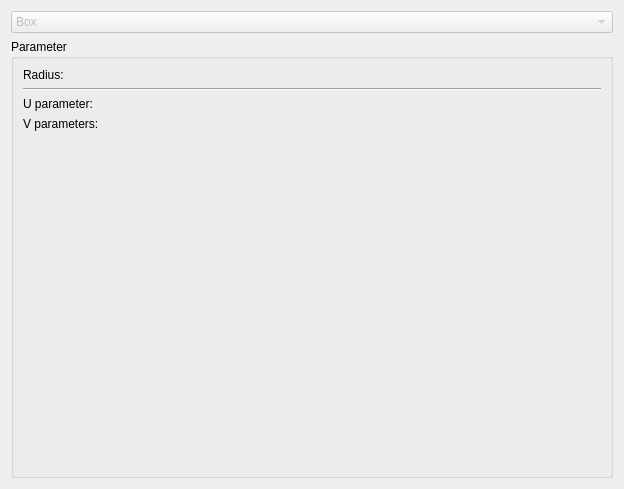
Qt form freecad/chronoConcrete/gui/geometry.ui (Concrete-Chrono-Development/chrono-preprocessor) before a commit.
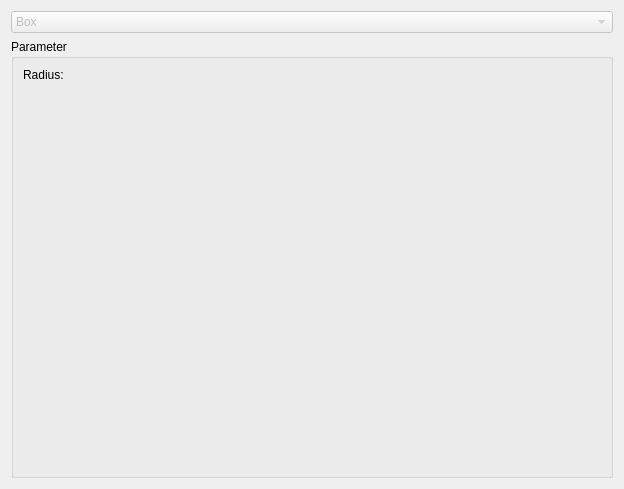
The same form after that commit. The open tabs and pages were chosen to show the change. Icons and pictures are not drawn. Custom widgets are drawn as their Qt base class.

Diff of the .ui file:
```diff
--- a/freecad/chronoConcrete/gui/geometry.ui
+++ b/freecad/chronoConcrete/gui/geometry.ui
@@ -655,104 +655,6 @@
            </layout>
           </item>
           <item row="1" column="0">
-           <widget class="Line" name="line">
-            <property name="frameShape">
-             <enum>QFrame::HLine</enum>
-            </property>
-            <property name="frameShadow">
-             <enum>QFrame::Sunken</enum>
-            </property>
-           </widget>
-          </item>
-          <item row="2" column="0">
-           <layout class="QGridLayout">
-            <property name="leftMargin">
-             <number>0</number>
-            </property>
-            <property name="topMargin">
-             <number>0</number>
-            </property>
-            <property name="rightMargin">
-             <number>0</number>
-            </property>
-            <property name="bottomMargin">
-             <number>0</number>
-            </property>
-            <property name="spacing">
-             <number>6</number>
-            </property>
-            <item row="0" column="0">
-             <widget class="QLabel" name="label_3">
-              <property name="text">
-               <string>U parameter:</string>
-              </property>
-             </widget>
-            </item>
-            <item row="0" column="2">
-             <widget class="Gui::QuantitySpinBox" name="sphereAngle3" native="true">
-              <property name="keyboardTracking" stdset="0">
-               <bool>false</bool>
-              </property>
-              <property name="unit" stdset="0">
-               <string notr="true">deg</string>
-              </property>
-              <property name="value" stdset="0">
-               <double>360.000000000000000</double>
-              </property>
-             </widget>
-            </item>
-            <item row="1" column="0">
-             <widget class="QLabel" name="label_2">
-              <property name="text">
-               <string>V parameters:</string>
-              </property>
-             </widget>
-            </item>
-            <item row="1" column="2">
-             <widget class="Gui::QuantitySpinBox" name="sphereAngle1" native="true">
-              <property name="keyboardTracking" stdset="0">
-               <bool>false</bool>
-              </property>
-              <property name="unit" stdset="0">
-               <string notr="true">deg</string>
-              </property>
-              <property name="value" stdset="0">
-               <double>-90.000000000000000</double>
-              </property>
-             </widget>
-            </item>
-            <item row="2" column="0">
-             <spacer>
-              <property name="orientation">
-               <enum>Qt::Horizontal</enum>
-              </property>
-              <property name="sizeType">
-               <enum>QSizePolicy::Preferred</enum>
-              </property>
-              <property name="sizeHint" stdset="0">
-               <size>
-                <width>81</width>
-                <height>20</height>
-               </size>
-              </property>
-             </spacer>
-            </item>
-            <item row="2" column="2">
-             <widget class="Gui::QuantitySpinBox" name="sphereAngle2" native="true">
-              <property name="keyboardTracking" stdset="0">
-               <bool>false</bool>
-              </property>
-              <property name="unit" stdset="0">
-               <string notr="true">deg</string>
-              </property>
-              <property name="value" stdset="0">
-               <double>90.000000000000000</double>
-              </property>
-             </widget>
-            </item>
-           </layout>
-          </item>
-          <item row="3" column="0">
            <spacer>
             <property name="orientation">
              <enum>Qt::Vertical</enum>
```
Left out of the diff: 286 changed lines with no effect on the pictures.
